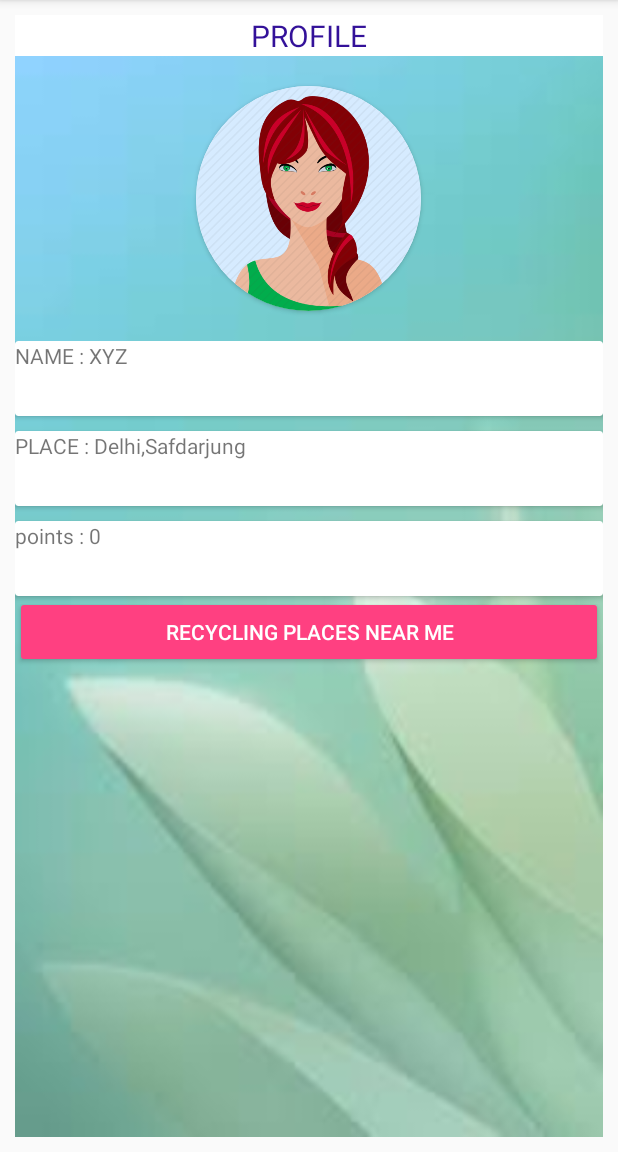
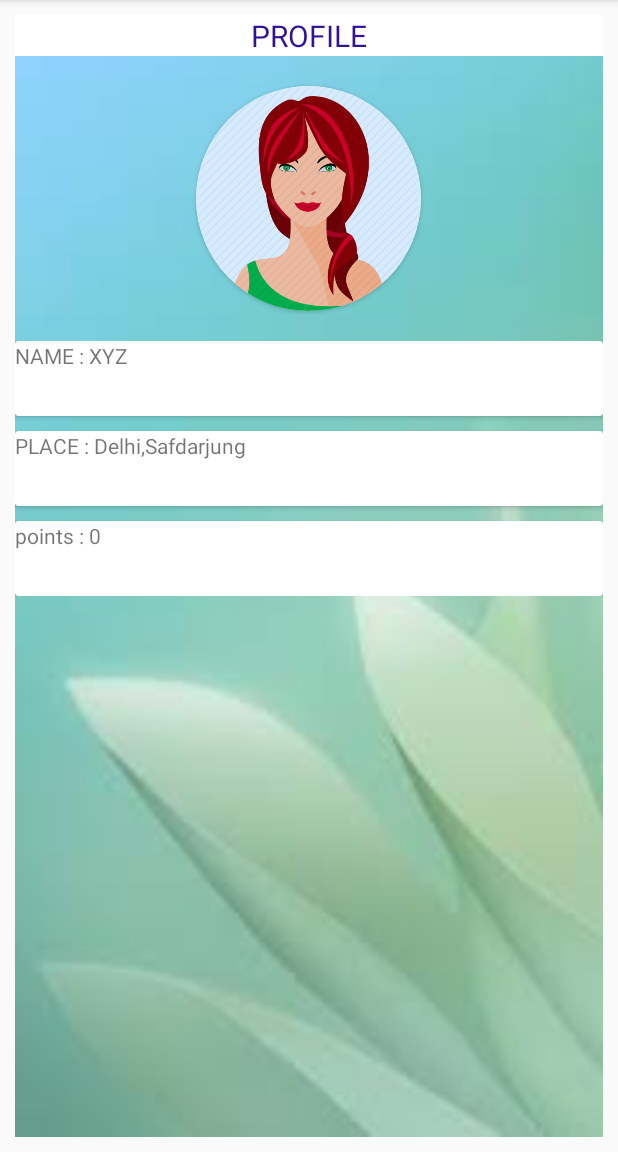
Before and after one commit to PattanAsifKhan/Recyte-IIITD-Hackthon, an Android app: the ProfileActivity screen opened directly, with no data from a screen before it, on a phone screen of 412 x 824 dp, the part 84-1236 px from its top. Run offline under Robolectric (Android 15) with nearby library versions, the phone set to English and light mode, and no system bars.

```diff
--- a/app/src/main/java/tech/geeksquad/recyte/PlacesNearMeActivity.java
+++ b/app/src/main/java/tech/geeksquad/recyte/PlacesNearMeActivity.java
@@ -116,7 +116,7 @@ public class PlacesNearMeActivity extends AppCompatActivity {
 
         String url = "https://maps.googleapis.com/maps/api/place/radarsearch/json?location=" +
                 lastKnownLocation.getLatitude() + "," + lastKnownLocation.getLongitude() +
-                "&radius=500&type=recycler&key=AIzaSyCi5xluntOENb_3ll2QWVo0yOM0-KbcGY4";
+                "&radius=500&type=recycling+units&key=AIzaSyCi5xluntOENb_3ll2QWVo0yOM0-KbcGY4";
 
         Log.d(TAG, "getPlaces: " + url);
         JsonObjectRequest jsonObjectRequest = new JsonObjectRequest(Request.Method.GET,
--- a/app/src/main/java/tech/geeksquad/recyte/ProfileActivity.java
+++ b/app/src/main/java/tech/geeksquad/recyte/ProfileActivity.java
@@ -1,9 +1,7 @@
 package tech.geeksquad.recyte;
 
-import android.content.Intent;
 import android.os.Bundle;
 import android.support.v7.app.AppCompatActivity;
-import android.view.View;
 
 public class ProfileActivity extends AppCompatActivity {
 
@@ -12,8 +10,4 @@ public class ProfileActivity extends AppCompatActivity {
         super.onCreate(savedInstanceState);
         setContentView(R.layout.activity_profile);
     }
-
-    public void placeNearMe(View view) {
-        startActivity(new Intent(this, PlacesNearMeActivity.class));
-    }
 }
--- a/app/src/main/res/layout/activity_profile.xml
+++ b/app/src/main/res/layout/activity_profile.xml
@@ -83,12 +83,6 @@
                 android:text="points : 0" />
         </android.support.v7.widget.CardView>
 
-        <Button
-            style="@style/Base.Widget.AppCompat.Button.Colored"
-            android:layout_width="match_parent"
-            android:onClick="placeNearMe"
-            android:layout_height="wrap_content"
-            android:text="Recycling Places Near me" />
     </LinearLayout>
 
 
```
Also changed, not shown: app/src/main/java/tech/geeksquad/recyte/DashBoardActivity.java (+4 -4 lines).
